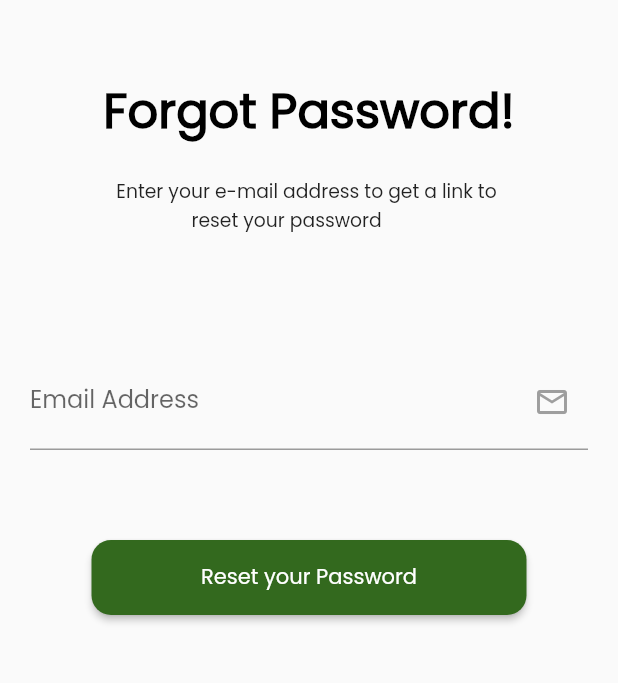
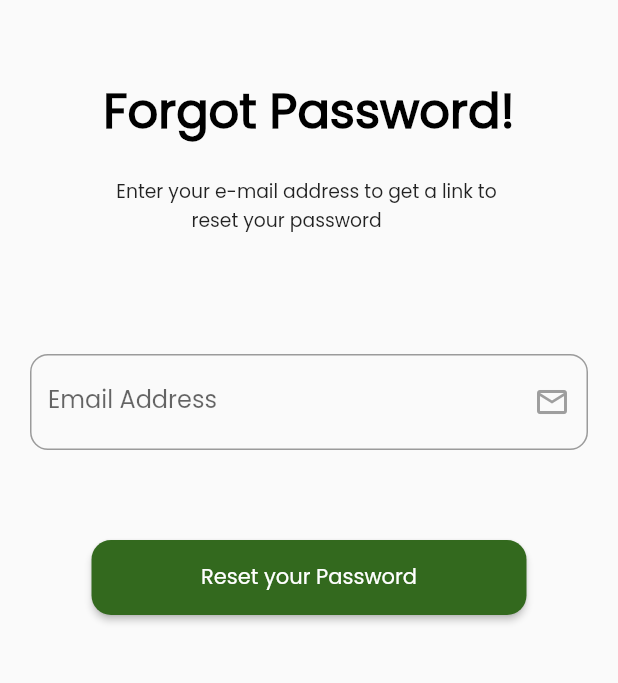
Before and after one commit to BHASO-Zimbabwe/bhaso-app, a Flutter app: the ForgotPasswordPage screen opened directly, on a phone screen of 412 x 824 dp, the part 300-983 px from its top. Run offline on Flutter 3.47's test engine with Material 2 defaults, Android fonts, the phone set to English and light mode, and no system bars; our stand-ins replace dropdown_button2, email_validator, firebase_auth, firebase_core, flutter_svg, flutter_switch and 1 more; accounts and stored records are empty.

Commit message:
validate forgot password email

```diff
--- a/lib/screens/forgot_password_page.dart
+++ b/lib/screens/forgot_password_page.dart
@@ -1,4 +1,7 @@
 import 'package:bhaso/AuthServices/firebaseAuthMethods.dart';
+import 'package:bhaso/widgets/showSnackBar.dart';
+import 'package:email_validator/email_validator.dart';
+import 'package:firebase_auth/firebase_auth.dart';
 import 'package:flutter/cupertino.dart';
 import 'package:flutter/material.dart';
 import 'package:flutter_svg/svg.dart';
@@ -14,17 +17,26 @@ class ForgotPasswordPage extends StatefulWidget {
 
 class _ForgotPasswordPageState extends State<ForgotPasswordPage> {
   TextEditingController _emailController = TextEditingController();
+  final formKey = GlobalKey<FormState>();
 
 
   @override
   Widget build(BuildContext context) {
     Future<void> onPressed(email) async {
+      try{
         await context.read<FirebaseAuthMethods>().passwordReset(email, context);
+
+      }
+      on FirebaseAuthException catch (e){
+        showSnackBar(context, e.message!);
+      }
     }
     return Scaffold(
         body: Container(
             padding: const EdgeInsets.all(20),
             child: SingleChildScrollView(
+              child: Form(
+                key: formKey,
                 child: Column(
                     crossAxisAlignment: CrossAxisAlignment.center,
                     children: [
@@ -64,7 +76,19 @@ class _ForgotPasswordPageState extends State<ForgotPasswordPage> {
                       TextFormField(
                         keyboardType: TextInputType.text,
                         controller: _emailController,
+                        autovalidateMode: AutovalidateMode.onUserInteraction,
+                        validator: (email) =>
+                        email != null && EmailValidator.validate(email)
+                            ? null
+                            : "Enter valid Email",
                         decoration: InputDecoration(
+                          border: OutlineInputBorder(
+                              borderSide: BorderSide(
+                                color: Colors.grey,
+
+                              ),
+                              borderRadius: BorderRadius.circular(12)
+                          ),
                           labelText: 'Email Address',
                           hintText: 'johndoe@gmail.com',
                           // Here is key idea
@@ -86,13 +110,21 @@ class _ForgotPasswordPageState extends State<ForgotPasswordPage> {
                             ),
                           ),
                           onPressed: () {
+                            final isValid = formKey.currentState!.validate();
+                            if (isValid)
+                              {
                                 onPressed(_emailController.text);
+                              }else{
+                              showSnackBar(context, "Enter valid Email");
+                            }
+
                           },
                           child: const Text(
                             'Reset your Password',
                             style: TextStyle(color: Colors.white),
                           )),
                     ]),
+              ),
             )));
   }
 
```
Lines whose indentation alone changed are shown as unchanged.
